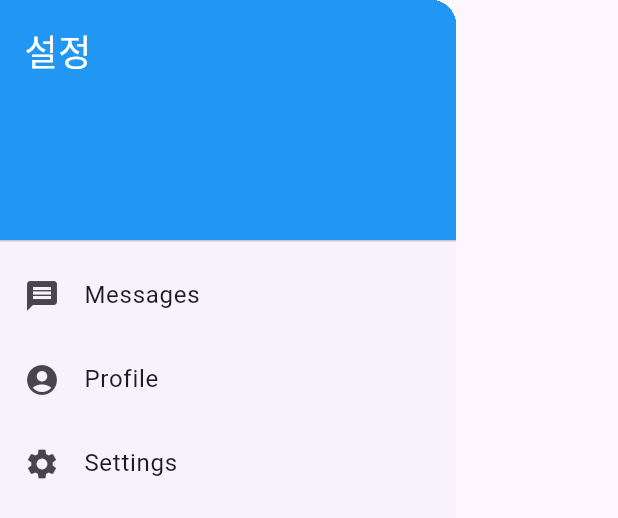
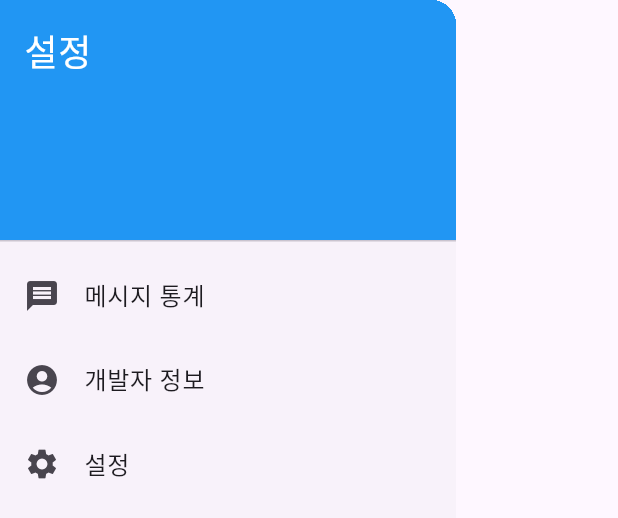
Before and after one commit to SmiGoal/SmiGoal-App-Client, a Flutter app: the Settings widget shown alone on an empty page, opened directly, on a phone screen of 412 x 824 dp. Shown: the top 518 px of the screen. Run offline on Flutter 3.47's test engine with Material 3 defaults, Android fonts, the phone set to English and light mode, and no system bars; our stand-ins replace fl_chart, google_fonts; missing offline and left inert: dart:ffi.

```diff
--- a/lib/widgets/settings.dart
+++ b/lib/widgets/settings.dart
@@ -23,7 +23,7 @@ class Settings extends StatelessWidget {
             ),
             ListTile(
               leading: Icon(Icons.message),
-              title: Text('Messages'),
+              title: Text('메시지 통계'),
               onTap: () {
                 // 여기에 메시지 항목이 클릭됐을 때의 동작을 추가하세요.
                 Navigator.pop(context);
@@ -31,7 +31,7 @@ class Settings extends StatelessWidget {
             ),
             ListTile(
               leading: Icon(Icons.account_circle),
-              title: Text('Profile'),
+              title: Text('개발자 정보'),
               onTap: () {
                 // 프로필 항목을 클릭했을 때의 동작을 추가하세요.
                 Navigator.pop(context);
@@ -39,7 +39,7 @@ class Settings extends StatelessWidget {
             ),
             ListTile(
               leading: Icon(Icons.settings),
-              title: Text('Settings'),
+              title: Text('설정'),
               onTap: () {
                 // 설정 항목을 클릭했을 때의 동작을 추가하세요.
                 Navigator.pop(context);
```
Also changed, not shown: lib/widgets/chart.dart (+14 -8 lines), lib/widgets/smigoal.dart (+13 -5 lines).
